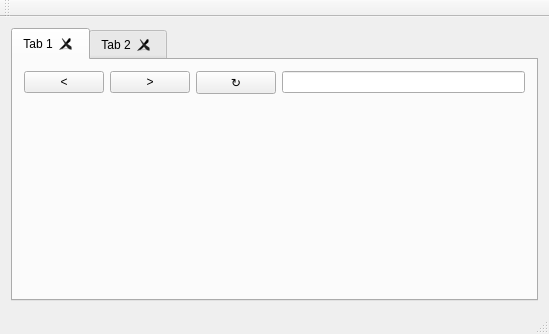
This is src/mainwindow.ui in IDB-15-15/interface as Qt 5 draws it before an edit. The edited form follows.
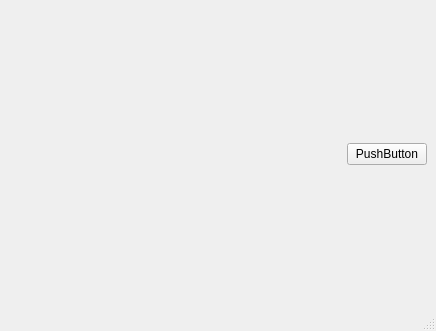
This is the edited form.

Diff of the .ui file:
```diff
--- a/src/mainwindow.ui
+++ b/src/mainwindow.ui
@@ -6,19 +6,31 @@
    <rect>
     <x>0</x>
     <y>0</y>
-    <width>549</width>
-    <height>334</height>
+    <width>436</width>
+    <height>331</height>
    </rect>
   </property>
   <property name="windowTitle">
    <string>MainWindow</string>
   </property>
-  <widget class="QWidget" name="centralWidget">
+  <property name="documentMode">
+   <bool>false</bool>
+  </property>
+  <property name="tabShape">
+   <enum>QTabWidget::Rounded</enum>
+  </property>
+  <widget class="QWidget" name="centralwidget">
    <layout class="QHBoxLayout" name="horizontalLayout">
     <item>
      <widget class="QTabWidget" name="tabWidget">
+      <property name="tabShape">
+       <enum>QTabWidget::Rounded</enum>
+      </property>
       <property name="currentIndex">
-       <number>0</number>
+       <number>-1</number>
+      </property>
+      <property name="documentMode">
+       <bool>true</bool>
       </property>
       <property name="tabsClosable">
        <bool>true</bool>
@@ -26,62 +38,16 @@
       <property name="movable">
        <bool>true</bool>
       </property>
-      <widget class="QWidget" name="tab">
-       <attribute name="title">
-        <string>Tab 1</string>
-       </attribute>
-       <layout class="QVBoxLayout" name="verticalLayout">
-        <item>
-         <layout class="QHBoxLayout" name="horizontalLayout_2" stretch="0,0,0,1">
-          <property name="topMargin">
-           <number>0</number>
-          </property>
-          <item>
-           <widget class="QPushButton" name="pushButton_3">
-            <property name="text">
-             <string>&lt;</string>
-            </property>
-           </widget>
-          </item>
-          <item>
-           <widget class="QPushButton" name="pushButton_2">
-            <property name="text">
-             <string>&gt;</string>
-            </property>
-           </widget>
-          </item>
-          <item>
-           <widget class="QPushButton" name="pushButton">
-            <property name="text">
-             <string>↻</string>
-            </property>
-           </widget>
-          </item>
-          <item>
-           <widget class="QLineEdit" name="lineEdit"/>
-          </item>
-         </layout>
-        </item>
-        <item>
-         <spacer name="verticalSpacer">
-          <property name="orientation">
-           <enum>Qt::Vertical</enum>
-          </property>
-          <property name="sizeHint" stdset="0">
-           <size>
-            <width>20</width>
-            <height>40</height>
-           </size>
-          </property>
-         </spacer>
-        </item>
-       </layout>
-      </widget>
-      <widget class="QWidget" name="tab_2">
-       <attribute name="title">
-        <string>Tab 2</string>
-       </attribute>
-      </widget>
+      <property name="tabBarAutoHide">
+       <bool>false</bool>
+      </property>
+     </widget>
+    </item>
+    <item>
+     <widget class="QPushButton" name="pushButton">
+      <property name="text">
+       <string>PushButton</string>
+      </property>
      </widget>
     </item>
    </layout>
@@ -96,17 +62,8 @@
     </rect>
    </property>
   </widget>
-  <widget class="QToolBar" name="mainToolBar">
-   <attribute name="toolBarArea">
-    <enum>TopToolBarArea</enum>
-   </attribute>
-   <attribute name="toolBarBreak">
-    <bool>false</bool>
-   </attribute>
-  </widget>
-  <widget class="QStatusBar" name="statusBar"/>
+  <widget class="QStatusBar" name="statusbar"/>
  </widget>
- <layoutdefault spacing="6" margin="11"/>
  <resources/>
  <connections/>
 </ui>
```
Left out of the diff: 8 changed lines with no effect on the pictures.
